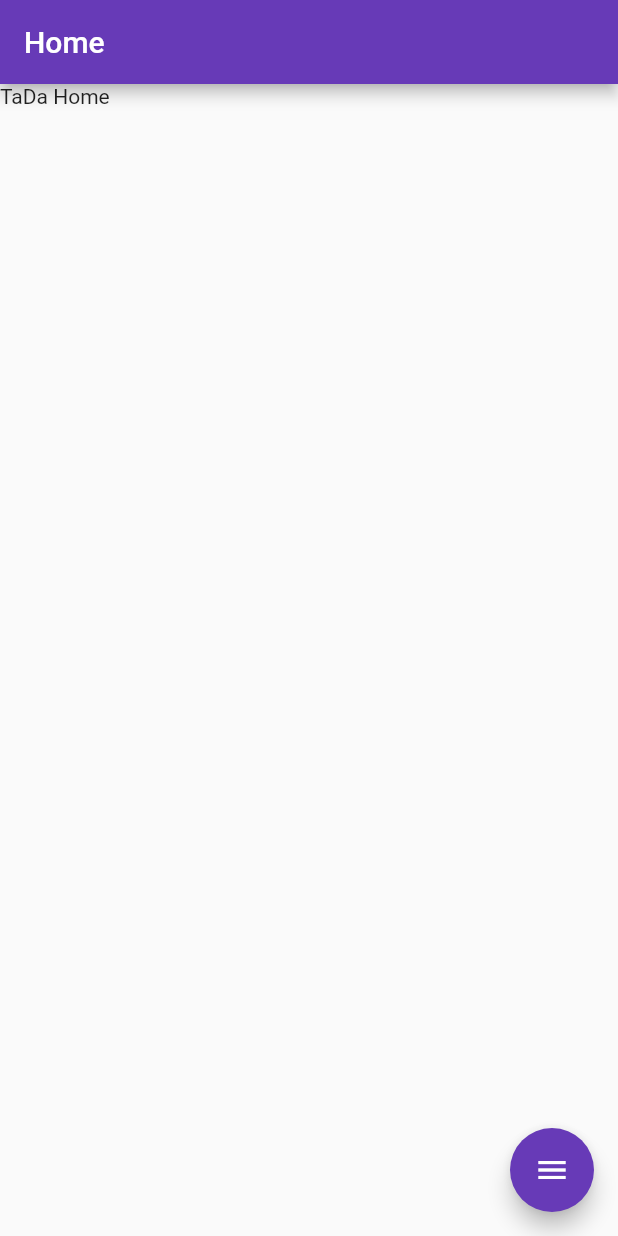
After one commit to amaury-soto/fl-interceptor, a Flutter app: the HomeScreen screen opened directly, on a phone screen of 412 x 824 dp. The commit adds this screen. Run offline on Flutter 3.47's test engine with Material 2 defaults, Android fonts, the phone set to English and light mode, and no system bars; drawn by our look-alikes of flutter_expandable_fab; our stand-ins replace bloc, dio, equatable, flutter_bloc, get_it.

Commit message:
initial bloc implementation

```diff
--- a/lib/data/repository/auth_repository.dart
+++ b/lib/data/repository/auth_repository.dart
@@ -41,9 +41,9 @@ class AuthRepository {
       final response = await dio.post('${EndPoints.baseUrl}${EndPoints.login}',
           data: {'usuario': usuario, 'contrasena': contrasena});
       TokenStorage().setToken(response.data['datos']['token'].toString());
-
+/*
       print('response repository!!! $response');
-      print('OTRA COSAAAAAAA ${response.data['estado'].runtimeType}');
+      print('OTRA COSAAAAAAA ${response.data['estado'].runtimeType}'); */
 
       if (response.statusCode != 200) {
         throw Exception('Failed SIGN IN BABY :(( ');
--- a/lib/presentation/auth/login_page.dart
+++ b/lib/presentation/auth/login_page.dart
@@ -1,6 +1,7 @@
 import 'package:flutter/material.dart';
 import 'package:flutter_bloc/flutter_bloc.dart';
 import 'package:flutter_interceptor/bloc/auth/auth_bloc.dart';
+import 'package:flutter_interceptor/screens/home_screen.dart';
 import 'package:flutter_interceptor/screens/screens.dart';
 
 class LogInPageNew extends StatefulWidget {
@@ -31,7 +32,7 @@ class _LogInPageState extends State<LogInPageNew> {
             context.read<AuthBloc>();
             Navigator.of(context).pushReplacement(
               MaterialPageRoute(
-                builder: (context) => const RegisterScreen(),
+                builder: (context) => const HomeScreen(),
               ),
             );
           }
--- /dev/null
+++ b/lib/screens/home_screen.dart
@@ -0,0 +1,61 @@
+import 'package:flutter/material.dart';
+import 'package:flutter_expandable_fab/flutter_expandable_fab.dart';
+import 'package:flutter_interceptor/screens/screens.dart';
+
+class HomeScreen extends StatelessWidget {
+  const HomeScreen({super.key});
+
+  @override
+  Widget build(BuildContext context) {
+    return Center(
+      child: Container(
+        child: Scaffold(
+          appBar: AppBar(
+            title: const Text('Home'),
+            backgroundColor: Colors.deepPurple,
+          ),
+          body: Column(
+            children: [
+              Text('TaDa Home'),
+            ],
+          ),
+          floatingActionButtonLocation: ExpandableFab.location,
+          floatingActionButton: ExpandableFab(
+            key: key,
+            backgroundColor: Colors.deepPurple,
+            closeButtonStyle: const ExpandableFabCloseButtonStyle(
+                backgroundColor: Colors.deepPurple),
+            type: ExpandableFabType.up,
+            overlayStyle: ExpandableFabOverlayStyle(blur: 5),
+            children: [
+              FloatingActionButton.small(
+                heroTag: null,
+                child: const Icon(Icons.add_reaction_outlined),
+                backgroundColor: Colors.deepPurple,
+                onPressed: () {
+                  Navigator.of(context).pushReplacement(
+                    MaterialPageRoute(
+                      builder: (context) => const RegisterScreen(),
+                    ),
+                  );
+                },
+              ),
+              FloatingActionButton.small(
+                heroTag: null,
+                child: const Icon(Icons.search),
+                backgroundColor: Colors.deepPurple,
+                onPressed: () {},
+              ),
+              FloatingActionButton.small(
+                heroTag: null,
+                child: const Icon(Icons.logout),
+                backgroundColor: Colors.deepPurple,
+                onPressed: () {},
+              ),
+            ],
+          ),
+        ),
+      ),
+    );
+  }
+}
--- a/lib/screens/register_screen.dart
+++ b/lib/screens/register_screen.dart
@@ -1,4 +1,5 @@
 import 'package:flutter/material.dart';
+import 'package:flutter_interceptor/screens/home_screen.dart';
 import 'package:flutter_interceptor/services/services.dart';
 import 'package:flutter_interceptor/widgets/widgets.dart';
 
@@ -20,6 +21,18 @@ class RegisterScreen extends StatelessWidget {
     return Scaffold(
       appBar: AppBar(
         title: const Text('Register'),
+        actions: [
+
+          BackButton(
+            onPressed: () {
+              Navigator.of(context).pushReplacement(
+                MaterialPageRoute(
+                  builder: (context) => const HomeScreen(),
+                ),
+              );
+            },
+          )
+        ],
       ),
       body: SingleChildScrollView(
         child: Padding(
```
